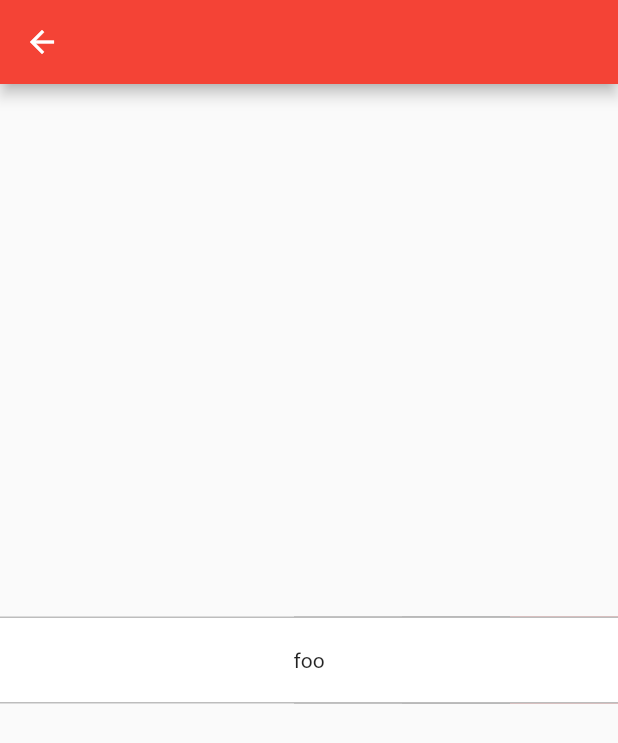
After one commit to leordrigues/webchurch, a Flutter app: the Pessoas screen opened directly, after a tap on the "thumb up" icon, on a phone screen of 412 x 824 dp. The commit adds this screen. Shown: the top 743 px of the screen. Run offline on Flutter 3.47's test engine with Material 2 defaults, Android fonts, the phone set to English and light mode, and no system bars.

Commit message:
Commit abbas novas

```diff
--- a/lib/detail_bottom.dart
+++ b/lib/detail_bottom.dart
@@ -9,7 +9,7 @@ class DetailBottom extends StatelessWidget {
             height: 180,
             color: Colors.grey [290],
             child: ListView(
-              padding: const EdgeInsets.only(bottom: 50,),
+              padding: const EdgeInsets.only(bottom: 70,),
               scrollDirection: Axis.horizontal,
               children: <Widget>[
                 Group(title: "Ola",color: Color(0xFFFE9F00), ),
--- a/lib/group.dart
+++ b/lib/group.dart
@@ -13,7 +13,7 @@ class Group extends StatelessWidget {
           boxShadow: <BoxShadow>[  //COLOCAR UMA SOMBRA NO OBJETO
             BoxShadow(
               color: Colors.black.withOpacity(0.5),
-              offset: Offset(6.0,6.0),
+              offset: Offset(5.5,5.5),
               blurRadius: 8     //ATE AQUI
             )
           ],
@@ -29,7 +29,7 @@ class Group extends StatelessWidget {
         style: TextStyle(
             fontSize: 19.0, fontWeight: FontWeight.w300, color: Colors.white),
       ),
-      alignment: Alignment(0.0, 0.5),
+      alignment: Alignment(0.0, 0.0),
     );
   }
 }
--- /dev/null
+++ b/lib/pessoas.dart
@@ -0,0 +1,138 @@
+import 'package:flutter/material.dart';
+
+class Pessoas extends StatefulWidget {
+  @override
+  _MyHomePageState createState() => new _MyHomePageState();
+}
+class _MyHomePageState extends State<Pessoas> with TickerProviderStateMixin {
+  AnimationController _controller;
+  Animation<double> _animation;
+
+  void initState() {
+    super.initState();
+    _controller = new AnimationController(duration:
+      const Duration(milliseconds: 246), vsync: this);
+
+    _animation = new CurvedAnimation(
+      parent: _controller,
+      curve: new Interval(0.0, 1.0, curve: Curves.linear),
+    );
+  }
+
+  void _move(DragUpdateDetails details) {
+    final double delta = details.primaryDelta / 304;
+    switch (Directionality.of(context)) {
+      case TextDirection.rtl:
+        _controller.value += delta;
+        break;
+      case TextDirection.ltr:
+        _controller.value -= delta;
+        break;
+    }
+  }
+
+  void _handleDragEnd(DragEndDetails details) {
+    bool _isFlingGesture = -details.velocity.pixelsPerSecond.dx > 700;
+
+    if (_isFlingGesture) {
+      final double flingVelocity = details.velocity.pixelsPerSecond.dx;
+      _controller.fling(velocity: flingVelocity.abs() * 0.003333);
+    } else if (_controller.value < 0.4) {
+      _controller.reverse();
+    } else {
+      _controller.forward();
+    }
+  }
+
+  @override
+  Widget build(BuildContext context) {
+    return new Scaffold(
+      appBar: new AppBar(),
+      body: new Center(
+        child: new GestureDetector(
+          onHorizontalDragUpdate: _move,
+          onHorizontalDragEnd: _handleDragEnd,
+          child: new Stack(
+            children: <Widget>[
+              new Positioned.fill(
+                child: new Row(
+                  mainAxisAlignment: MainAxisAlignment.end,
+                  children: <Widget>[
+                    new Container(
+                      decoration: new BoxDecoration(
+                        color: Colors.black38,
+                        border: new Border(
+                          top: new BorderSide(style: BorderStyle.solid, color: Colors.black12),
+                          bottom: new BorderSide(style: BorderStyle.solid, color: Colors.black12),
+                        ),
+                      ),
+                      child: new IconButton(
+                        padding: new EdgeInsets.only(top: 16.0, bottom: 16.0, left: 24.0, right: 24.0),
+                        icon: new Icon(Icons.thumb_up),
+                        color: new Color(0xFFFFFFFF),
+                        onPressed: () {},
+                      )
+                    ),
+                    new Container(
+                      decoration: new BoxDecoration(
+                        color: Colors.black54,
+                        border: new Border(
+                          top: new BorderSide(style: BorderStyle.solid, color: Colors.black12),
+                          bottom: new BorderSide(style: BorderStyle.solid, color: Colors.black12),
+                        ),
+                      ),
+                      child: new IconButton(
+                        padding: new EdgeInsets.only(top: 16.0, bottom: 16.0, left: 24.0, right: 24.0),
+                        icon: new Icon(Icons.edit),
+                        color: new Color(0xFFFFFFFF),
+                        onPressed: () {},
+                      )
+                    ),
+                    new Container(
+                      decoration: new BoxDecoration(
+                        color: new Color(0xFFE57373),
+                        border: new Border(
+                          top: new BorderSide(style: BorderStyle.solid, color: const Color(0xFFE57373)),
+                          bottom: new BorderSide(style: BorderStyle.solid, color: const Color(0xFFE57373)),
+                        ),
+                      ),
+                      child: new IconButton(
+                        padding: new EdgeInsets.only(top: 16.0, bottom: 16.0, left: 24.0, right: 24.0),
+                        icon: new Icon(Icons.delete),
+                        color: new Color(0xFFFFFFFF),
+                        onPressed: () {},
+                      )
+                    ),
+                  ],
+                ),
+              ),
+              new SlideTransition(
+                position: new Tween<Offset>(
+                  begin:  Offset.zero,
+                  end: const Offset(0.0, 0.0), //controls the opening of the slice
+                ).animate(_animation),
+                child: new Container(
+                  decoration: new BoxDecoration(
+                    border: new Border(
+                      top: new BorderSide(style: BorderStyle.solid, color: Colors.black26),
+                      bottom: new BorderSide(style: BorderStyle.solid, color: Colors.black26),
+                    ),
+                    color: new Color(0xFFFFFFFF),
+                  ),
+                  padding: new EdgeInsets.only(top: 20.0, bottom: 20.0),
+                  child: new Row(
+                    mainAxisAlignment: MainAxisAlignment.center,
+                    crossAxisAlignment: CrossAxisAlignment.center,
+                    children: <Widget>[
+                      new Text('foo'),
+                    ],
+                  ),
+                ),
+              ),
+            ],
+          )
+        )
+      ),
+    );
+  }
+}
```
Also changed, not shown: lib/main.dart (+9 -5 lines), lib/mainmenu.dart (+5 -5 lines), lib/menugeral.dart (added, +15 -0 lines), lib/versiculo.dart (added, +11 -0 lines), lib/configuration.dart (deleted).
